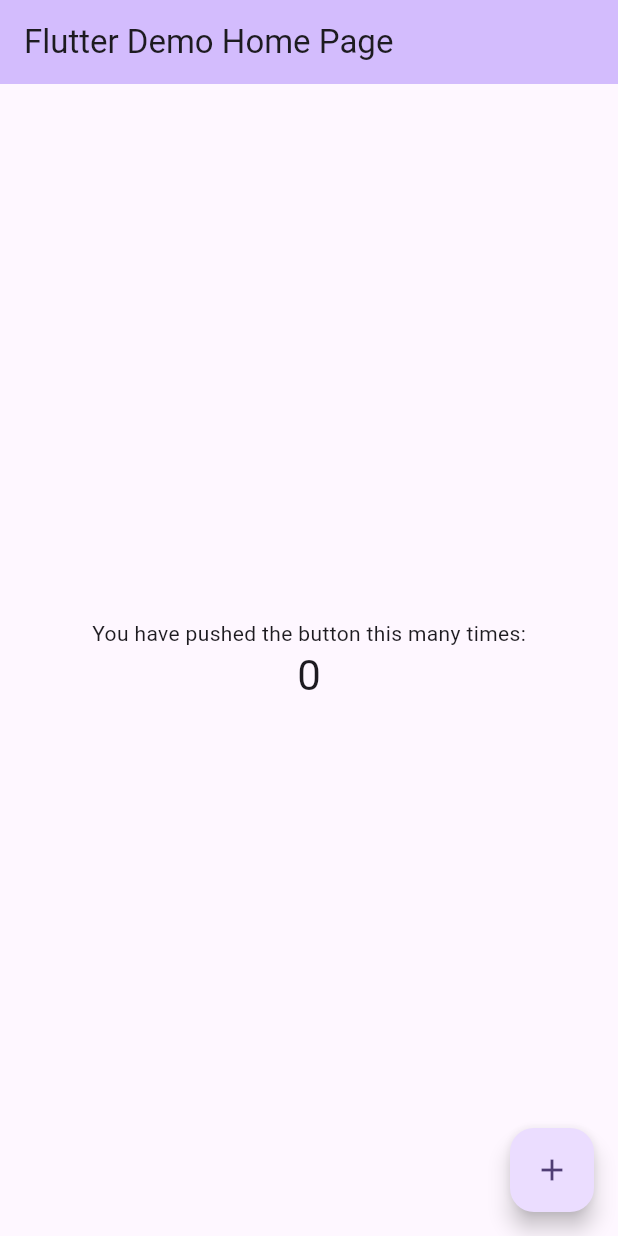
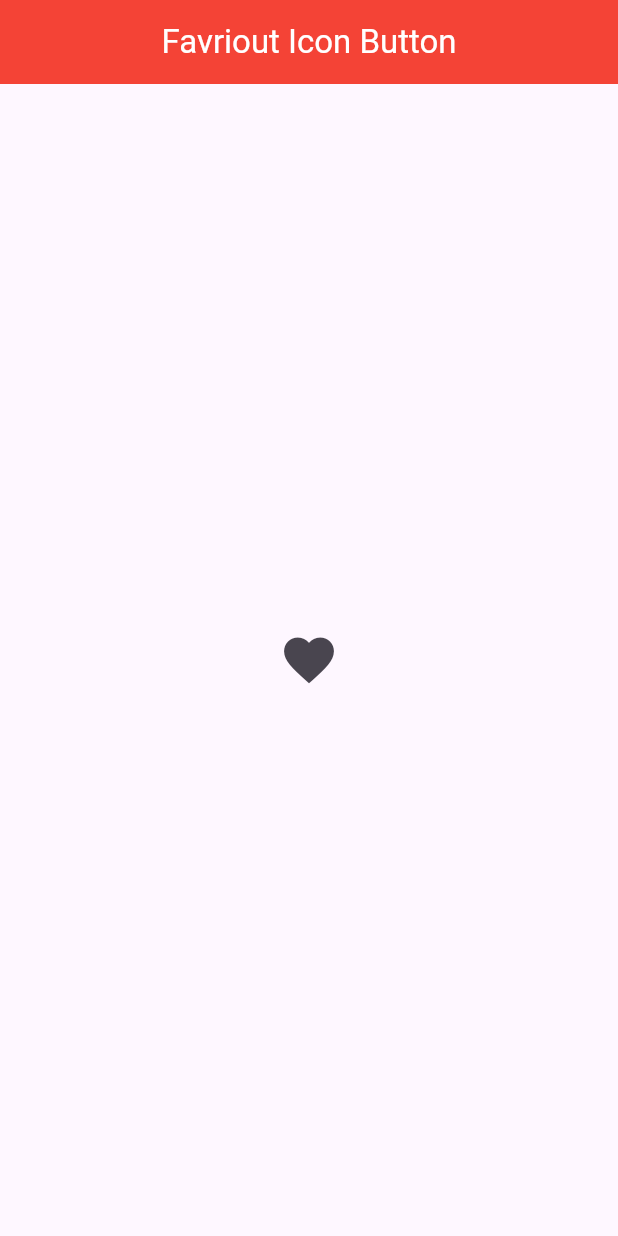
Before and after one commit to hmzawebdeveloper/Icon_Button_In_Flutter, a Flutter app: the screen it shows after launch, on a phone screen of 412 x 824 dp. Run offline on Flutter 3.47's test engine with Material 3 defaults, Android fonts, the phone set to English and light mode, and no system bars.

Commit message:
new updates

```diff
--- /dev/null
+++ b/lib/custom_widgets/button_widgets.dart
@@ -0,0 +1,15 @@
+import 'package:flutter/material.dart';
+
+class CustomWidgets extends StatefulWidget {
+  const CustomWidgets({super.key});
+
+  @override
+  State<CustomWidgets> createState() => _CustomWidgetsState();
+}
+
+class _CustomWidgetsState extends State<CustomWidgets> {
+  @override
+  Widget build(BuildContext context) {
+    return Column(children: [Icon(Icons.favorite)]);
+  }
+}
--- a/lib/main.dart
+++ b/lib/main.dart
@@ -1,4 +1,5 @@
 import 'package:flutter/material.dart';
+import 'package:icon_button/screen/screenView.dart';
 
 void main() {
   runApp(const MyApp());
@@ -7,116 +8,8 @@ void main() {
 class MyApp extends StatelessWidget {
   const MyApp({super.key});
 
-  // This widget is the root of your application.
   @override
   Widget build(BuildContext context) {
-    return MaterialApp(
-      title: 'Flutter Demo',
-      theme: ThemeData(
-        // This is the theme of your application.
-        //
-        // TRY THIS: Try running your application with "flutter run". You'll see
-        // the application has a purple toolbar. Then, without quitting the app,
-        // try changing the seedColor in the colorScheme below to Colors.green
-        // and then invoke "hot reload" (save your changes or press the "hot
-        // reload" button in a Flutter-supported IDE, or press "r" if you used
-        // the command line to start the app).
-        //
-        // Notice that the counter didn't reset back to zero; the application
-        // state is not lost during the reload. To reset the state, use hot
-        // restart instead.
-        //
-        // This works for code too, not just values: Most code changes can be
-        // tested with just a hot reload.
-        colorScheme: ColorScheme.fromSeed(seedColor: Colors.deepPurple),
-      ),
-      home: const MyHomePage(title: 'Flutter Demo Home Page'),
-    );
+    return MaterialApp(home: const Screenview());
   }
 }
-
-class MyHomePage extends StatefulWidget {
-  const MyHomePage({super.key, required this.title});
-
-  // This widget is the home page of your application. It is stateful, meaning
-  // that it has a State object (defined below) that contains fields that affect
-  // how it looks.
-
-  // This class is the configuration for the state. It holds the values (in this
-  // case the title) provided by the parent (in this case the App widget) and
-  // used by the build method of the State. Fields in a Widget subclass are
-  // always marked "final".
-
-  final String title;
-
-  @override
-  State<MyHomePage> createState() => _MyHomePageState();
-}
-
-class _MyHomePageState extends State<MyHomePage> {
-  int _counter = 0;
-
-  void _incrementCounter() {
-    setState(() {
-      // This call to setState tells the Flutter framework that something has
-      // changed in this State, which causes it to rerun the build method below
-      // so that the display can reflect the updated values. If we changed
-      // _counter without calling setState(), then the build method would not be
-      // called again, and so nothing would appear to happen.
-      _counter++;
-    });
-  }
-
-  @override
-  Widget build(BuildContext context) {
-    // This method is rerun every time setState is called, for instance as done
-    // by the _incrementCounter method above.
-    //
-    // The Flutter framework has been optimized to make rerunning build methods
-    // fast, so that you can just rebuild anything that needs updating rather
-    // than having to individually change instances of widgets.
-    return Scaffold(
-      appBar: AppBar(
-        // TRY THIS: Try changing the color here to a specific color (to
-        // Colors.amber, perhaps?) and trigger a hot reload to see the AppBar
-        // change color while the other colors stay the same.
-        backgroundColor: Theme.of(context).colorScheme.inversePrimary,
-        // Here we take the value from the MyHomePage object that was created by
-        // the App.build method, and use it to set our appbar title.
-        title: Text(widget.title),
-      ),
-      body: Center(
-        // Center is a layout widget. It takes a single child and positions it
-        // in the middle of the parent.
-        child: Column(
-          // Column is also a layout widget. It takes a list of children and
-          // arranges them vertically. By default, it sizes itself to fit its
-          // children horizontally, and tries to be as tall as its parent.
-          //
-          // Column has various properties to control how it sizes itself and
-          // how it positions its children. Here we use mainAxisAlignment to
-          // center the children vertically; the main axis here is the vertical
-          // axis because Columns are vertical (the cross axis would be
-          // horizontal).
-          //
-          // TRY THIS: Invoke "debug painting" (choose the "Toggle Debug Paint"
-          // action in the IDE, or press "p" in the console), to see the
-          // wireframe for each widget.
-          mainAxisAlignment: MainAxisAlignment.center,
-          children: <Widget>[
-            const Text('You have pushed the button this many times:'),
-            Text(
-              '$_counter',
-              style: Theme.of(context).textTheme.headlineMedium,
-            ),
-          ],
-        ),
-      ),
-      floatingActionButton: FloatingActionButton(
-        onPressed: _incrementCounter,
-        tooltip: 'Increment',
-        child: const Icon(Icons.add),
-      ), // This trailing comma makes auto-formatting nicer for build methods.
-    );
-  }
-}
--- /dev/null
+++ b/lib/screen/screenView.dart
@@ -0,0 +1,53 @@
+import 'package:flutter/material.dart';
+
+class Screenview extends StatefulWidget {
+  const Screenview({super.key});
+
+  @override
+  State<Screenview> createState() => _ScreenviewState();
+}
+
+class _ScreenviewState extends State<Screenview>
+    with SingleTickerProviderStateMixin {
+  late AnimationController _controller;
+
+  @override
+  void initState() {
+    super.initState();
+    _controller = AnimationController(vsync: this);
+  }
+
+  @override
+  void dispose() {
+    _controller.dispose();
+    super.dispose();
+  }
+
+  @override
+  Widget build(BuildContext context) {
+    return Scaffold(
+      appBar: AppBar(
+        centerTitle: true,
+        title: Text(
+          "Favriout Icon Button",
+          style: TextStyle(color: Colors.white),
+        ),
+        backgroundColor: Colors.red,
+      ),
+
+      body: Center(
+        child: Column(
+          mainAxisAlignment: MainAxisAlignment.center,
+          children: [
+            IconButton(
+              onPressed: () {
+                print("icon button pressed");
+              },
+              icon: const Icon(Icons.favorite, size: 40),
+            ),
+          ],
+        ),
+      ),
+    );
+  }
+}
```
